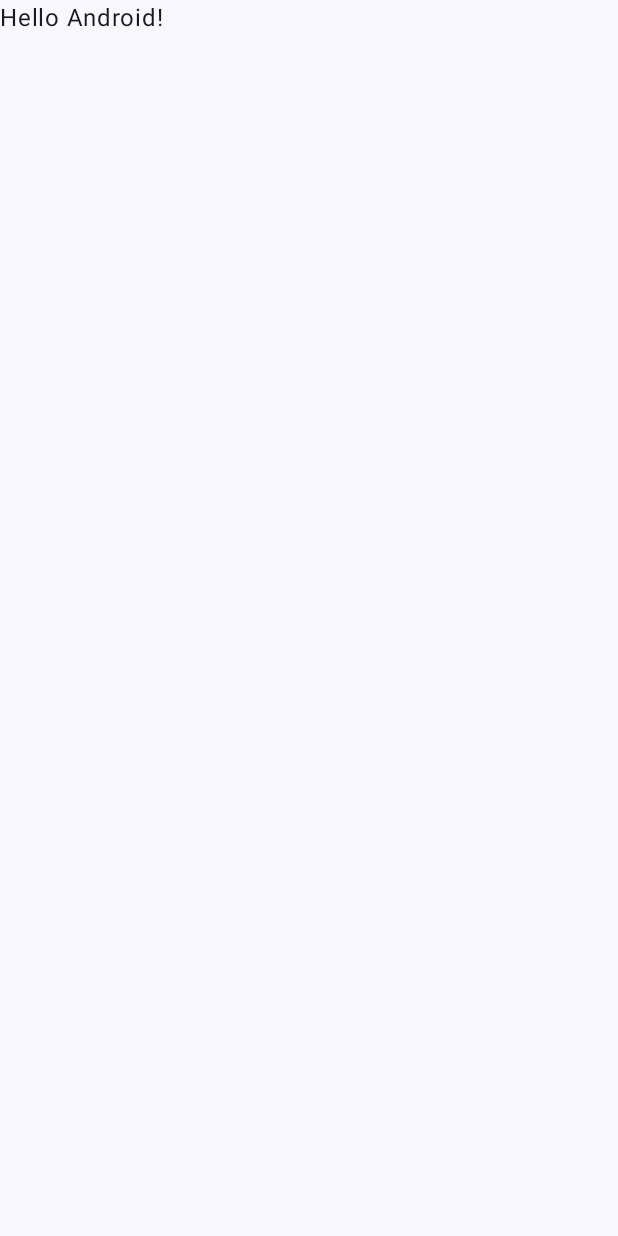
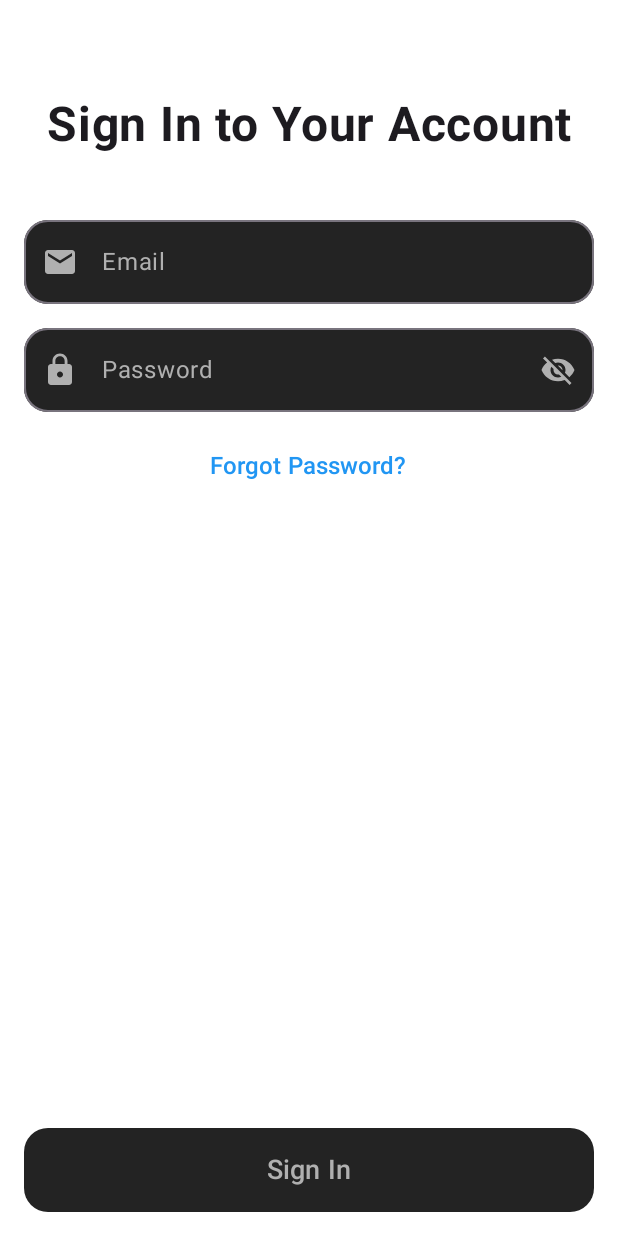
Before and after one commit to Alliancce1512/togeda-app, an Android app built with Jetpack Compose: the screen it shows after launch (MainActivity), on a phone screen of 412 x 824 dp. Before the commit the screen is almost empty. Run offline under Robolectric (Android 15) with nearby library versions, the phone set to English and light mode, and no system bars.

Commit message:
Task: Add core libraries, setup project architecture, implement LoginScreen

```diff
--- a/app/src/main/AndroidManifest.xml
+++ b/app/src/main/AndroidManifest.xml
@@ -3,6 +3,7 @@
     xmlns:tools="http://schemas.android.com/tools">
 
     <application
+        android:name=".TogedaApplication"
         android:allowBackup="true"
         android:dataExtractionRules="@xml/data_extraction_rules"
         android:fullBackupContent="@xml/backup_rules"
@@ -15,10 +16,10 @@
             android:name=".MainActivity"
             android:exported="true"
             android:label="@string/app_name"
-            android:theme="@style/Theme.Togeda">
+            android:theme="@style/Theme.Togeda"
+            android:windowSoftInputMode="adjustResize">
             <intent-filter>
                 <action android:name="android.intent.action.MAIN" />
-
                 <category android:name="android.intent.category.LAUNCHER" />
             </intent-filter>
         </activity>
--- a/app/src/main/java/com/togeda/app/MainActivity.kt
+++ b/app/src/main/java/com/togeda/app/MainActivity.kt
@@ -4,13 +4,7 @@ import android.os.Bundle
 import androidx.activity.ComponentActivity
 import androidx.activity.compose.setContent
 import androidx.activity.enableEdgeToEdge
-import androidx.compose.foundation.layout.fillMaxSize
-import androidx.compose.foundation.layout.padding
-import androidx.compose.material3.Scaffold
-import androidx.compose.material3.Text
-import androidx.compose.runtime.Composable
-import androidx.compose.ui.Modifier
-import androidx.compose.ui.tooling.preview.Preview
+import com.togeda.app.presentation.login.LoginScreen
 import com.togeda.app.ui.theme.TogedaTheme
 
 class MainActivity : ComponentActivity() {
@@ -19,29 +13,8 @@ class MainActivity : ComponentActivity() {
         enableEdgeToEdge()
         setContent {
             TogedaTheme {
-                Scaffold(modifier = Modifier.fillMaxSize()) { innerPadding ->
-                    Greeting(
-                        name = "Android",
-                        modifier = Modifier.padding(innerPadding)
-                    )
-                }
+                LoginScreen()
             }
         }
     }
 }
-
-@Composable
-fun Greeting(name: String, modifier: Modifier = Modifier) {
-    Text(
-        text = "Hello $name!",
-        modifier = modifier
-    )
-}
-
-@Preview(showBackground = true)
-@Composable
-fun GreetingPreview() {
-    TogedaTheme {
-        Greeting("Android")
-    }
-}
--- /dev/null
+++ b/app/src/main/java/com/togeda/app/TogedaApplication.kt
@@ -0,0 +1,16 @@
+package com.togeda.app
+
+import android.app.Application
+import org.koin.android.ext.koin.androidContext
+import org.koin.core.context.startKoin
+import com.togeda.app.di.appModule
+
+class TogedaApplication : Application() {
+    override fun onCreate() {
+        super.onCreate()
+        startKoin {
+            androidContext(this@TogedaApplication)
+            modules(appModule)
+        }
+    }
+}
--- /dev/null
+++ b/app/src/main/java/com/togeda/app/data/remote/AuthApi.kt
@@ -0,0 +1,6 @@
+package com.togeda.app.data.remote
+
+data class LoginRequest(
+    val email: String,
+    val password: String
+)
--- /dev/null
+++ b/app/src/main/java/com/togeda/app/di/AppModule.kt
@@ -0,0 +1,14 @@
+package com.togeda.app.di
+
+import com.togeda.app.data.repository.AuthRepositoryImpl
+import com.togeda.app.domain.repository.AuthRepository
+import com.togeda.app.domain.usecase.LoginUseCase
+import com.togeda.app.presentation.login.LoginViewModel
+import org.koin.androidx.viewmodel.dsl.viewModel
+import org.koin.dsl.module
+
+val appModule = module {
+    single<AuthRepository> { AuthRepositoryImpl() }
+    single { LoginUseCase(get()) }
+    viewModel { LoginViewModel(get()) }
+}
--- /dev/null
+++ b/app/src/main/java/com/togeda/app/domain/repository/AuthRepository.kt
@@ -0,0 +1,11 @@
+package com.togeda.app.domain.repository
+
+import com.togeda.app.domain.model.User
+import kotlinx.coroutines.flow.Flow
+
+interface AuthRepository {
+    suspend fun login(email: String, password: String): Result<User>
+    suspend fun logout()
+    fun getCurrentUser(): Flow<User?>
+    fun isLoggedIn(): Flow<Boolean>
+}
--- /dev/null
+++ b/app/src/main/java/com/togeda/app/presentation/common/LoginTextField.kt
@@ -0,0 +1,64 @@
+package com.togeda.app.presentation.common
+
+import androidx.compose.foundation.layout.fillMaxWidth
+import androidx.compose.foundation.layout.padding
+import androidx.compose.foundation.shape.RoundedCornerShape
+import androidx.compose.foundation.text.KeyboardOptions
+import androidx.compose.material3.ExperimentalMaterial3Api
+import androidx.compose.material3.MaterialTheme
+import androidx.compose.material3.OutlinedTextField
+import androidx.compose.material3.OutlinedTextFieldDefaults
+import androidx.compose.material3.Text
+import androidx.compose.runtime.Composable
+import androidx.compose.ui.Modifier
+import androidx.compose.ui.graphics.Color
+import androidx.compose.ui.text.input.VisualTransformation
+import androidx.compose.ui.unit.dp
+
+@OptIn(ExperimentalMaterial3Api::class)
+@Composable
+fun LoginTextField(
+    value: String,
+    onValueChange: (String) -> Unit,
+    label: String,
+    leadingIcon: @Composable (() -> Unit)? = null,
+    trailingIcon: @Composable (() -> Unit)? = null,
+    visualTransformation: VisualTransformation = VisualTransformation.None,
+    keyboardOptions: KeyboardOptions = KeyboardOptions.Default,
+    isError: Boolean = false,
+    modifier: Modifier = Modifier,
+    enabled: Boolean = true,
+    singleLine: Boolean = true,
+    shape: RoundedCornerShape = RoundedCornerShape(16.dp),
+    containerColor: Color = MaterialTheme.colorScheme.surface,
+    textColor: Color = MaterialTheme.colorScheme.onSurface,
+    labelColor: Color = MaterialTheme.colorScheme.tertiary
+) {
+    OutlinedTextField(
+        value = value,
+        onValueChange = onValueChange,
+        label = { Text(label, color = labelColor) },
+        leadingIcon = leadingIcon,
+        trailingIcon = trailingIcon,
+        visualTransformation = visualTransformation,
+        keyboardOptions = keyboardOptions,
+        isError = isError,
+        modifier = modifier
+            .fillMaxWidth()
+            .padding(vertical = 4.dp),
+        enabled = enabled,
+        singleLine = singleLine,
+        shape = shape,
+        colors = OutlinedTextFieldDefaults.colors(
+            focusedContainerColor = containerColor,
+            unfocusedContainerColor = containerColor,
+            disabledContainerColor = containerColor,
+            focusedTextColor = textColor,
+            unfocusedTextColor = textColor,
+            disabledTextColor = labelColor,
+            focusedLabelColor = labelColor,
+            unfocusedLabelColor = labelColor,
+            cursorColor = textColor
+        )
+    )
+}
--- /dev/null
+++ b/app/src/main/java/com/togeda/app/presentation/common/UiState.kt
@@ -0,0 +1,7 @@
+package com.togeda.app.presentation.common
+
+sealed class UiState<out T> {
+    object Loading : UiState<Nothing>()
+    data class Success<T>(val data: T?) : UiState<T>()
+    data class Error(val message: String) : UiState<Nothing>()
+}
--- /dev/null
+++ b/app/src/main/java/com/togeda/app/presentation/login/LoginScreen.kt
@@ -0,0 +1,187 @@
+package com.togeda.app.presentation.login
+
+import androidx.compose.foundation.background
+import androidx.compose.foundation.layout.Arrangement
+import androidx.compose.foundation.layout.Box
+import androidx.compose.foundation.layout.Column
+import androidx.compose.foundation.layout.Spacer
+import androidx.compose.foundation.layout.fillMaxSize
+import androidx.compose.foundation.layout.fillMaxWidth
+import androidx.compose.foundation.layout.height
+import androidx.compose.foundation.layout.imePadding
+import androidx.compose.foundation.layout.padding
+import androidx.compose.foundation.shape.RoundedCornerShape
+import androidx.compose.foundation.text.KeyboardOptions
+import androidx.compose.material.icons.Icons
+import androidx.compose.material.icons.filled.Email
+import androidx.compose.material.icons.filled.Lock
+import androidx.compose.material.icons.filled.Visibility
+import androidx.compose.material.icons.filled.VisibilityOff
+import androidx.compose.material3.Button
+import androidx.compose.material3.ButtonDefaults
+import androidx.compose.material3.ExperimentalMaterial3Api
+import androidx.compose.material3.Icon
+import androidx.compose.material3.IconButton
+import androidx.compose.material3.MaterialTheme
+import androidx.compose.material3.Text
+import androidx.compose.material3.TextButton
+import androidx.compose.runtime.Composable
+import androidx.compose.runtime.LaunchedEffect
+import androidx.compose.runtime.collectAsState
+import androidx.compose.runtime.getValue
+import androidx.compose.ui.Alignment
+import androidx.compose.ui.Modifier
+import androidx.compose.ui.res.stringResource
+import androidx.compose.ui.text.font.FontWeight
+import androidx.compose.ui.text.input.ImeAction
+import androidx.compose.ui.text.input.KeyboardType
+import androidx.compose.ui.text.input.PasswordVisualTransformation
+import androidx.compose.ui.text.input.VisualTransformation
+import androidx.compose.ui.text.style.TextAlign
+import androidx.compose.ui.unit.dp
+import androidx.compose.ui.unit.sp
+import com.togeda.app.R
+import com.togeda.app.presentation.common.LoginTextField
+import com.togeda.app.presentation.common.UiState
+import org.koin.androidx.compose.koinViewModel
+
+@OptIn(ExperimentalMaterial3Api::class)
+@Composable
+fun LoginScreen(
+    viewModel: LoginViewModel = koinViewModel(),
+    onNavigateToHome: () -> Unit = {},
+    onNavigateToForgotPassword: () -> Unit = {}
+) {
+    val state by viewModel.state.collectAsState()
+    val colorScheme = MaterialTheme.colorScheme
+
+    LaunchedEffect(state.loginState) {
+        when (val loginState = state.loginState) {
+            is UiState.Success -> {
+                if (loginState.data != null) {
+                    onNavigateToHome()
+                }
+            }
+            is UiState.Error -> {
+                // Show error message (snackbar, toast, etc.)
+            }
+            else -> {}
+        }
+    }
+
+    Box(
+        modifier = Modifier
+            .fillMaxSize()
+            .background(colorScheme.background)
+    ) {
+        Column(
+            modifier = Modifier
+                .fillMaxWidth()
+                .padding(horizontal = 16.dp),
+            horizontalAlignment = Alignment.CenterHorizontally,
+            verticalArrangement = Arrangement.Top
+        ) {
+            Spacer(modifier = Modifier.height(64.dp))
+            // Title
+            Text(
+                text = stringResource(R.string.login_title),
+                fontSize = 32.sp,
+                fontWeight = FontWeight.Bold,
+                color = colorScheme.onBackground,
+                textAlign = TextAlign.Center,
+                modifier = Modifier
+                    .fillMaxWidth()
+                    .padding(bottom = 32.dp)
+            )
+            // Email field
+            LoginTextField(
+                value = state.email,
+                onValueChange = { viewModel.onEmailChange(it) },
+                label = stringResource(R.string.email_label),
+                leadingIcon = {
+                    Icon(
+                        imageVector = Icons.Default.Email,
+                        contentDescription = stringResource(R.string.email_icon_desc),
+                        tint = colorScheme.tertiary
+                    )
+                },
+                keyboardOptions = KeyboardOptions(
+                    keyboardType = KeyboardType.Email,
+                    imeAction = ImeAction.Next
+                ),
+                isError = state.loginState is UiState.Error
+            )
+            // Password field
+            LoginTextField(
+                value = state.password,
+                onValueChange = { viewModel.onPasswordChange(it) },
+                label = stringResource(R.string.password_label),
+                leadingIcon = {
+                    Icon(
+                        imageVector = Icons.Default.Lock,
+                        contentDescription = stringResource(R.string.password_icon_desc),
+                        tint = colorScheme.tertiary
+                    )
+                },
+                trailingIcon = {
+                    IconButton(onClick = { viewModel.onPasswordVisibilityToggle() }) {
+                        Icon(
+                            imageVector = if (state.passwordVisible) Icons.Default.Visibility else Icons.Default.VisibilityOff,
+                            contentDescription = if (state.passwordVisible) stringResource(R.string.hide_password) else stringResource(R.string.show_password),
+                            tint = colorScheme.tertiary
+                        )
+                    }
+                },
+                visualTransformation = if (state.passwordVisible) VisualTransformation.None else PasswordVisualTransformation(),
+                keyboardOptions = KeyboardOptions(
+                    keyboardType = KeyboardType.Password,
+                    imeAction = ImeAction.Done
+                ),
+                isError = state.loginState is UiState.Error
+            )
+            // Forgot password text
+            TextButton(
+                onClick = { viewModel.onForgotPasswordClick() },
+                modifier = Modifier
+                    .align(Alignment.CenterHorizontally)
+                    .padding(top = 8.dp, bottom = 16.dp)
+            ) {
+                Text(
+                    text = stringResource(R.string.forgot_password),
+                    color = colorScheme.secondary,
+                    fontSize = 16.sp,
+                    fontWeight = FontWeight.Medium
+                )
+            }
+        }
+        // Sign In button at the bottom, above keyboard
+        Box(
+            modifier = Modifier
+                .fillMaxWidth()
+                .align(Alignment.BottomCenter)
+                .imePadding()
+                .padding(16.dp)
+        ) {
+            Button(
+                onClick = { viewModel.onLoginClick() },
+                modifier = Modifier
+                    .fillMaxWidth()
+                    .height(56.dp),
+                shape = RoundedCornerShape(16.dp),
+                enabled = !state.isLoading,
+                colors = ButtonDefaults.buttonColors(
+                    containerColor = colorScheme.surface,
+                    disabledContainerColor = colorScheme.surface,
+                    contentColor = colorScheme.tertiary,
+                    disabledContentColor = colorScheme.tertiary
+                )
+            ) {
+                Text(
+                    text = stringResource(R.string.sign_in),
+                    fontSize = 18.sp,
+                    fontWeight = FontWeight.Medium
+                )
+            }
+        }
+    }
+}
--- /dev/null
+++ b/app/src/main/java/com/togeda/app/presentation/login/LoginState.kt
@@ -0,0 +1,12 @@
+package com.togeda.app.presentation.login
+
+import com.togeda.app.domain.model.User
+import com.togeda.app.presentation.common.UiState
+
+data class LoginState(
+    val email: String = "",
+    val password: String = "",
+    val passwordVisible: Boolean = false,
+    val loginState: UiState<User> = UiState.Success(null),
+    val isLoading: Boolean = false
+)
--- a/app/src/main/java/com/togeda/app/ui/theme/Color.kt
+++ b/app/src/main/java/com/togeda/app/ui/theme/Color.kt
@@ -2,10 +2,10 @@ package com.togeda.app.ui.theme
 
 import androidx.compose.ui.graphics.Color
 
-val Purple80 = Color(0xFFD0BCFF)
-val PurpleGrey80 = Color(0xFFCCC2DC)
-val Pink80 = Color(0xFFEFB8C8)
-
-val Purple40 = Color(0xFF6650a4)
-val PurpleGrey40 = Color(0xFF625b71)
-val Pink40 = Color(0xFF7D5260)
+val Black = Color(0xFF000000)
+val White = Color(0xFFFFFFFF)
+val GrayField = Color(0xFF232323)
+val GrayText = Color(0xFFB0B0B0)
+val BlueLink = Color(0xFF2196F3)
+val ButtonDisabled = Color(0xFF444444)
+val ButtonEnabled = Color(0xFF232323)
--- a/app/src/main/java/com/togeda/app/ui/theme/Theme.kt
+++ b/app/src/main/java/com/togeda/app/ui/theme/Theme.kt
@@ -1,55 +1,41 @@
 package com.togeda.app.ui.theme
 
-import android.app.Activity
-import android.os.Build
 import androidx.compose.foundation.isSystemInDarkTheme
 import androidx.compose.material3.MaterialTheme
 import androidx.compose.material3.darkColorScheme
-import androidx.compose.material3.dynamicDarkColorScheme
-import androidx.compose.material3.dynamicLightColorScheme
 import androidx.compose.material3.lightColorScheme
 import androidx.compose.runtime.Composable
-import androidx.compose.ui.platform.LocalContext
 
 private val DarkColorScheme = darkColorScheme(
-    primary = Purple80,
-    secondary = PurpleGrey80,
-    tertiary = Pink80
+    primary = White,
+    onPrimary = Black,
+    background = Black,
+    surface = GrayField,
+    onSurface = White,
+    secondary = BlueLink,
+    onSecondary = White,
+    tertiary = GrayText,
+    onTertiary = White
 )
 
 private val LightColorScheme = lightColorScheme(
-    primary = Purple40,
-    secondary = PurpleGrey40,
-    tertiary = Pink40
-
-    /* Other default colors to override
-    background = Color(0xFFFFFBFE),
-    surface = Color(0xFFFFFBFE),
-    onPrimary = Color.White,
-    onSecondary = Color.White,
-    onTertiary = Color.White,
-    onBackground = Color(0xFF1C1B1F),
-    onSurface = Color(0xFF1C1B1F),
-    */
+    primary = Black,
+    onPrimary = White,
+    background = White,
+    surface = GrayField,
+    onSurface = Black,
+    secondary = BlueLink,
+    onSecondary = White,
+    tertiary = GrayText,
+    onTertiary = Black
 )
 
 @Composable
 fun TogedaTheme(
     darkTheme: Boolean = isSystemInDarkTheme(),
-    // Dynamic color is available on Android 12+
-    dynamicColor: Boolean = true,
     content: @Composable () -> Unit
 ) {
-    val colorScheme = when {
-        dynamicColor && Build.VERSION.SDK_INT >= Build.VERSION_CODES.S -> {
-            val context = LocalContext.current
-            if (darkTheme) dynamicDarkColorScheme(context) else dynamicLightColorScheme(context)
-        }
-
-        darkTheme -> DarkColorScheme
-        else -> LightColorScheme
-    }
-
+    val colorScheme = if (darkTheme) DarkColorScheme else LightColorScheme
     MaterialTheme(
         colorScheme = colorScheme,
         typography = Typography,
--- a/app/src/main/res/values/strings.xml
+++ b/app/src/main/res/values/strings.xml
@@ -1,3 +1,12 @@
 <resources>
     <string name="app_name">Togeda</string>
+    <string name="login_title">Sign In to Your Account</string>
+    <string name="email_label">Email</string>
+    <string name="password_label">Password</string>
+    <string name="forgot_password">Forgot Password?</string>
+    <string name="sign_in">Sign In</string>
+    <string name="email_icon_desc">Email icon</string>
+    <string name="password_icon_desc">Password icon</string>
+    <string name="show_password">Show password</string>
+    <string name="hide_password">Hide password</string>
 </resources>
```
Also changed, not shown: app/build.gradle.kts (+20 -0 lines), app/src/main/java/com/togeda/app/data/repository/AuthRepositoryImpl.kt (added, +29 -0 lines), app/src/main/java/com/togeda/app/domain/model/User.kt (added, +8 -0 lines), app/src/main/java/com/togeda/app/domain/usecase/LoginUseCase.kt (added, +20 -0 lines), app/src/main/java/com/togeda/app/presentation/login/LoginViewModel.kt (added, +70 -0 lines), gradle/libs.versions.toml (+34 -0 lines).
